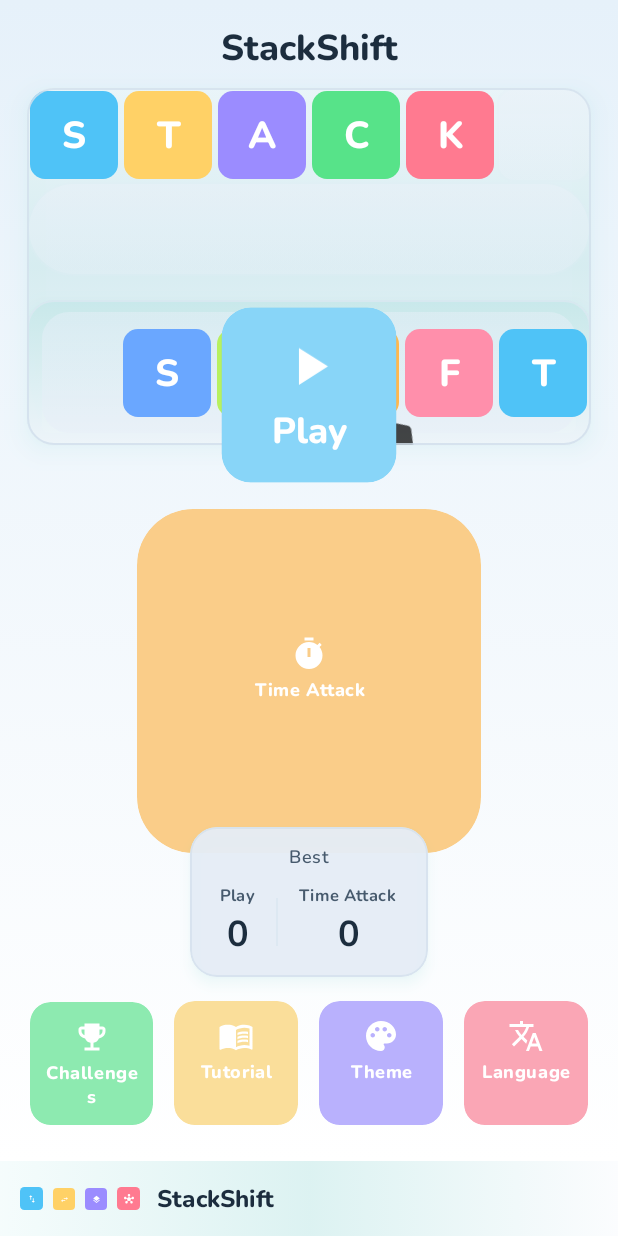
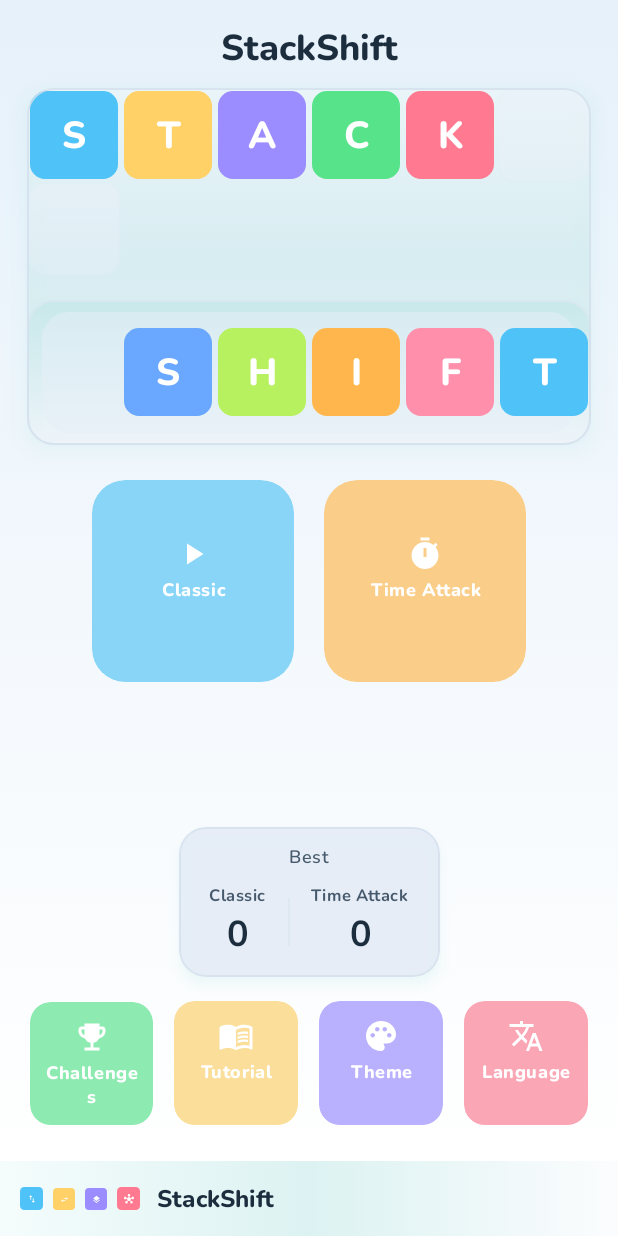
Before and after one commit to ugurbuga/StackShift, an Android app built with Jetpack Compose: the screen it shows after launch (MainActivity), on a phone screen of 412 x 824 dp. Run offline under Robolectric (Android 15) with nearby library versions, the light colour scheme and no system bars; our stand-ins replace AdMob, Compose Multiplatform resources; 9 statements that could not run were skipped.

Commit message:
update strings

```diff
--- a/composeApp/src/androidMain/kotlin/com/ugurbuga/stackshift/settings/AppSettingsStorage.android.kt
+++ b/composeApp/src/androidMain/kotlin/com/ugurbuga/stackshift/settings/AppSettingsStorage.android.kt
@@ -90,6 +90,10 @@ actual object AppSettingsStorage {
                 KeyLastAppOpenedAtEpochMillis,
                 defaultSettings.lastAppOpenedAtEpochMillis,
             ),
+            isHighScoresClearedOnce = prefs.getBoolean(
+                KeyIsHighScoresClearedOnce,
+                defaultSettings.isHighScoresClearedOnce
+            ),
         ).sanitized()
     }
 
@@ -119,9 +123,11 @@ actual object AppSettingsStorage {
             .putString(KeyUnlockedBlockStyles, encodeEnumSet(sanitized.unlockedBlockStyles))
             .putString(KeyChallengeProgress, encodeChallengeProgress(sanitized.challengeProgress))
             .putLong(KeyLastAppOpenedAtEpochMillis, sanitized.lastAppOpenedAtEpochMillis)
+            .putBoolean(KeyIsHighScoresClearedOnce, sanitized.isHighScoresClearedOnce)
             .apply()
     }
 
+    private const val KeyIsHighScoresClearedOnce = "isHighScoresClearedOnce"
     private const val KeyLastAppOpenedAtEpochMillis = "lastAppOpenedAtEpochMillis"
     private const val KeyChallengeProgress = "challengeProgress"
     private const val KeyTokenBalance = "tokenBalance"
--- a/composeApp/src/commonMain/composeResources/values-tr/strings.xml
+++ b/composeApp/src/commonMain/composeResources/values-tr/strings.xml
@@ -92,6 +92,7 @@
     <string name="high_score">Rekor</string>
     <string name="high_score_new_record">Yeni Rekor</string>
     <string name="home_play_cta">Başlat</string>
+    <string name="home_classic_cta">Klasik</string>
     <string name="home_time_attack_cta">Zamana Karşı</string>
     <string name="lines">Satır</string>
     <string name="time_remaining">Kalan Süre</string>
--- a/composeApp/src/commonMain/composeResources/values/strings.xml
+++ b/composeApp/src/commonMain/composeResources/values/strings.xml
@@ -92,6 +92,7 @@
     <string name="high_score">Best</string>
     <string name="high_score_new_record">New Record</string>
     <string name="home_play_cta">Play</string>
+    <string name="home_classic_cta">Classic</string>
     <string name="home_time_attack_cta">Time Attack</string>
     <string name="lines">Line</string>
     <string name="time_remaining">Time Left</string>
--- a/composeApp/src/commonMain/kotlin/com/ugurbuga/stackshift/App.kt
+++ b/composeApp/src/commonMain/kotlin/com/ugurbuga/stackshift/App.kt
@@ -30,9 +30,9 @@ import com.ugurbuga.stackshift.game.model.GameStatus
 import com.ugurbuga.stackshift.game.model.SpecialBlockType
 import com.ugurbuga.stackshift.localization.AppEnvironment
 import com.ugurbuga.stackshift.localization.currentDeviceLocaleTag
+import com.ugurbuga.stackshift.platform.currentEpochMillis
 import com.ugurbuga.stackshift.platform.feedback.GameSound
 import com.ugurbuga.stackshift.platform.feedback.rememberSoundEffectPlayer
-import com.ugurbuga.stackshift.platform.currentEpochMillis
 import com.ugurbuga.stackshift.platform.getCurrentDate
 import com.ugurbuga.stackshift.platform.rememberNotificationManager
 import com.ugurbuga.stackshift.presentation.game.GameViewModel
@@ -428,6 +428,13 @@ fun StackShiftAppHost(
     }
 
     LaunchedEffect(initialBootstrapResult, telemetry) {
+        if (!settings.isHighScoresClearedOnce) {
+            HighScoreStorage.save(0, GameMode.Classic)
+            HighScoreStorage.save(0, GameMode.TimeAttack)
+            GameSessionStorage.clear()
+            persistSettings(settings.copy(isHighScoresClearedOnce = true))
+        }
+
         logLanguageBootstrapDecision(
             source = bootstrapLogSource,
             result = initialBootstrapResult,
--- a/composeApp/src/commonMain/kotlin/com/ugurbuga/stackshift/settings/AppSettings.kt
+++ b/composeApp/src/commonMain/kotlin/com/ugurbuga/stackshift/settings/AppSettings.kt
@@ -24,6 +24,7 @@ data class AppSettings(
     val hasShownInteractiveOnboarding: Boolean = false,
     val hasInitializedLanguage: Boolean = false,
     val soundEnabled: Boolean = false,
+    val isHighScoresClearedOnce: Boolean = false,
 ) {
     val blockColorPalette: BlockColorPalette
         get() = when (themeColorPalette) {
--- a/composeApp/src/commonMain/kotlin/com/ugurbuga/stackshift/ui/game/HomeScreen.kt
+++ b/composeApp/src/commonMain/kotlin/com/ugurbuga/stackshift/ui/game/HomeScreen.kt
@@ -78,7 +78,7 @@ import org.jetbrains.compose.resources.stringResource
 import stackshift.composeapp.generated.resources.Res
 import stackshift.composeapp.generated.resources.app_title
 import stackshift.composeapp.generated.resources.high_score
-import stackshift.composeapp.generated.resources.home_play_cta
+import stackshift.composeapp.generated.resources.home_classic_cta
 import stackshift.composeapp.generated.resources.home_time_attack_cta
 import stackshift.composeapp.generated.resources.settings_challenges
 import stackshift.composeapp.generated.resources.settings_language
@@ -160,16 +160,20 @@ fun HomeScreen(
                 )
             }
 
-            Column(
-                modifier = Modifier.align(Alignment.Center),
-                horizontalAlignment = Alignment.CenterHorizontally,
-                verticalArrangement = Arrangement.spacedBy(14.dp),
+            Row(
+                modifier = Modifier
+                    .align(Alignment.Center)
+                    .fillMaxWidth(0.78f),
+                horizontalArrangement = Arrangement.spacedBy(16.dp),
+                verticalAlignment = Alignment.CenterVertically,
             ) {
-                HomePrimaryPlayButton(
-                    text = stringResource(Res.string.home_play_cta),
+                HomeQuickActionButton(
+                    text = stringResource(Res.string.home_classic_cta),
+                    icon = Icons.Filled.PlayArrow,
+                    tone = CellTone.Cyan,
                     settings = settings,
                     pulse = stylePulse,
-                    modifier = Modifier.size(120.dp),
+                    modifier = Modifier.weight(1f),
                     onClick = onPlay,
                 )
 
@@ -179,7 +183,7 @@ fun HomeScreen(
                     tone = CellTone.Amber,
                     settings = settings,
                     pulse = stylePulse,
-                    modifier = Modifier.fillMaxWidth(0.62f),
+                    modifier = Modifier.weight(1f),
                     onClick = onPlayTimeAttack,
                 )
             }
@@ -887,7 +891,7 @@ private fun HomeHighScoreCard(
                 verticalAlignment = Alignment.CenterVertically,
             ) {
                 HomeHighScoreMetric(
-                    title = stringResource(Res.string.home_play_cta),
+                    title = stringResource(Res.string.home_classic_cta),
                     value = classicHighScore.toString(),
                 )
                 Box(
@@ -927,95 +931,6 @@ private fun HomeHighScoreMetric(
             color = MaterialTheme.colorScheme.onSurface,
             fontWeight = FontWeight.Bold,
         )
-    }
-}
-
-@Composable
-private fun HomePrimaryPlayButton(
-    text: String,
-    settings: AppSettings,
-    pulse: Float,
-    onClick: () -> Unit,
-    modifier: Modifier = Modifier,
-) {
-    val resolvedStyle = settings.blockVisualStyle
-    val density = LocalDensity.current
-    BoxWithConstraints(modifier = modifier.aspectRatio(1f)) {
-        val cellSize = maxWidth
-        val cellInset = boardCellInsetDp(cellSize)
-        val buttonShape = RoundedCornerShape(boardCellCornerRadiusDp(cellSize, resolvedStyle))
-        val effectivePulse = rememberBlockStylePulse(
-            style = resolvedStyle,
-            pulse = pulse,
-        )
-        val contentColor = blockStyleIconTint(style = resolvedStyle)
-
-        Box(
-            modifier = Modifier
-                .fillMaxSize()
-                .graphicsLayer {
-                    val scale = 1f + (pulse * 0.05f)
-                    scaleX = scale
-                    scaleY = scale
-                }
-                .padding(cellInset),
-            contentAlignment = Alignment.Center,
-        ) {
-            Box(
-                modifier = Modifier
-                    .fillMaxSize()
-                    .stackShiftSurfaceShadow(
-                        shape = buttonShape,
-                        elevation = 0.dp,
-                    )
-                    .clip(buttonShape)
-                    .clickable(onClick = onClick),
-                contentAlignment = Alignment.Center,
-            ) {
-                Canvas(modifier = Modifier.fillMaxSize()) {
-                    val cornerRadiusPx = boardCellCornerRadiusPx(
-                        with(density) { cellSize.toPx() },
-                        resolvedStyle
-                    )
-                    drawCellBody(
-                        tone = CellTone.Cyan,
-                        palette = settings.blockColorPalette,
-                        style = resolvedStyle,
-                        topLeft = Offset.Zero,
-                        size = this.size,
-                        cornerRadius = CornerRadius(cornerRadiusPx, cornerRadiusPx),
-                        pulse = effectivePulse,
-                    )
-                }
-
-                Box(
-                    modifier = Modifier
-                        .fillMaxSize()
-                        .background(StackShiftThemeTokens.uiColors.gameSurface.copy(alpha = 0.35f))
-                )
-
-                Column(
-                    modifier = Modifier.padding(12.dp),
-                    horizontalAlignment = Alignment.CenterHorizontally,
-                    verticalArrangement = Arrangement.Center,
-                ) {
-                    Icon(
-                        imageVector = Icons.Filled.PlayArrow,
-                        contentDescription = null,
-                        tint = contentColor,
-                        modifier = Modifier.size(42.dp),
-                    )
-                    Spacer(modifier = Modifier.height(6.dp))
-                    Text(
-                        text = text,
-                        style = MaterialTheme.typography.headlineSmall,
-                        color = contentColor,
-                        fontWeight = FontWeight.ExtraBold,
-                        textAlign = TextAlign.Center,
-                    )
-                }
-            }
-        }
     }
 }
 
```
Also changed, not shown: composeApp/src/commonMain/composeResources/values-ar/strings.xml (+4 -3 lines), composeApp/src/commonMain/composeResources/values-de/strings.xml (+10 -9 lines), composeApp/src/commonMain/composeResources/values-es/strings.xml (+10 -9 lines), composeApp/src/commonMain/composeResources/values-fr/strings.xml (+10 -9 lines), composeApp/src/commonMain/composeResources/values-hi/strings.xml (+4 -3 lines), composeApp/src/commonMain/composeResources/values-id/strings.xml (+4 -3 lines), composeApp/src/commonMain/composeResources/values-pt/strings.xml (+4 -3 lines), composeApp/src/commonMain/composeResources/values-ru/strings.xml (+4 -3 lines), composeApp/src/commonMain/composeResources/values-zh/strings.xml (+4 -3 lines), composeApp/src/commonMain/kotlin/com/ugurbuga/stackshift/ui/game/BoardGrid.kt (+18 -4 lines), 2 other files.
